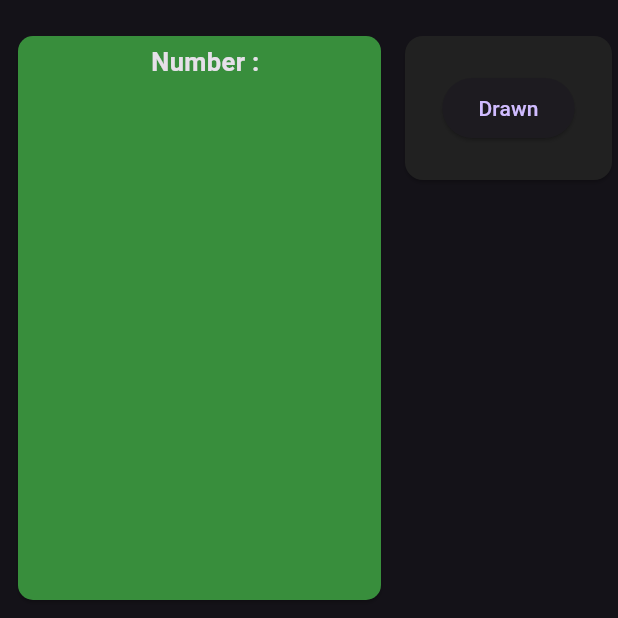
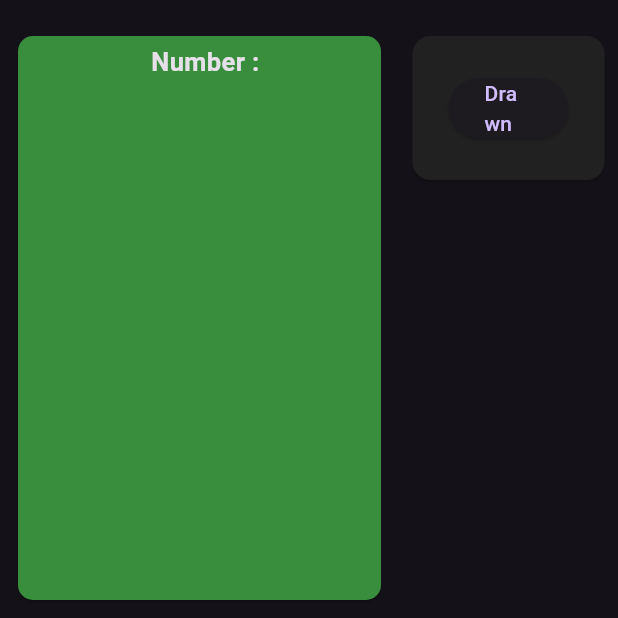
Before and after one commit to ThomasDevApps/lottery, a Flutter app: the screen it shows after launch, on a phone screen of 412 x 824 dp, the top half of it. Run offline on Flutter 3.47's test engine with Material 3 defaults, Android fonts, the phone set to English and light mode, and no system bars; our stand-ins replace csv, freezed_annotation; statements that could not run were skipped.

Commit message:
chore: refractor

```diff
--- a/lib/src/view/screens/lottery_screen.dart
+++ b/lib/src/view/screens/lottery_screen.dart
@@ -55,12 +55,15 @@ class LotteryScreen extends StatelessWidget {
               ),
             ),
             Expanded(
+              child: Padding(
+                padding: const EdgeInsets.symmetric(horizontal: 5.0),
                 child: LotteryRandomPick(
                   numbersLength: numbersLength,
                   specialNumbersLength: specialNumbersLength,
                   numberDecoration: numberDecoration,
                   specialNumberDecoration: specialNumberDecoration,
                   cardColor: cardColor,
+                ),
               ),
             ),
           ],
--- a/lib/src/view/widgets/lottery_outputs.dart
+++ b/lib/src/view/widgets/lottery_outputs.dart
@@ -109,7 +109,6 @@ class LotteryOutputs extends StatelessWidget {
                   ),
                 ),
               ),
-              const SizedBox(height: 5),
             ],
           ),
         ),
```
Also changed, not shown: example/assets/preview.png. Lines whose indentation alone changed are shown as unchanged.
